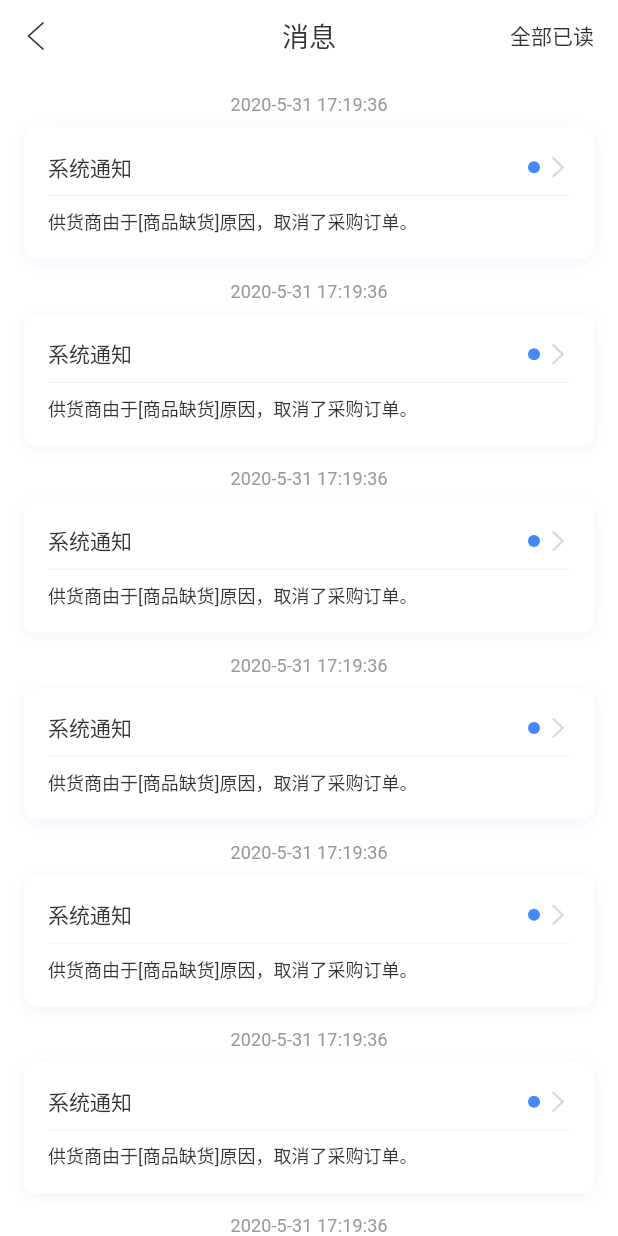
After one commit to Yutiy/flutter_demo, a Flutter app: the MessagePage screen opened by its route, on a phone screen of 412 x 824 dp. The commit adds this screen. Run offline on Flutter 3.47's test engine with Material 2 defaults, Android fonts, the phone set to English and light mode, and no system bars; drawn by our look-alikes of oktoast; our stand-ins replace azlistview, bloc, cached_network_image, connectivity, cookie_jar, dio and 9 more; missing offline and left inert: common_utils, flustars, sp_util; generated files the repository leaves out were written again; statements that could not run were skipped.

Commit message:
add message_page

```diff
--- /dev/null
+++ b/lib/pages/shop/page/message_page.dart
@@ -0,0 +1,91 @@
+import 'package:flutter/material.dart';
+import 'package:flutter_demo/common/styles/colors.dart';
+import 'package:flutter_demo/common/styles/gaps.dart';
+import 'package:flutter_demo/common/styles/styles.dart';
+import 'package:flutter_demo/widget/image_load.dart';
+import 'package:flutter_demo/widget/my_app_bar.dart';
+import 'package:flutter_demo/widget/my_card.dart';
+
+class MessagePage extends StatefulWidget {
+  @override
+  _MessagePageState createState() => _MessagePageState();
+}
+
+class _MessagePageState extends State<MessagePage> {
+  final ScrollController _scrollController = ScrollController();
+
+  @override
+  void dispose() {
+    _scrollController.dispose();
+    super.dispose();
+  }
+
+  @override
+  Widget build(BuildContext context) {
+    return Scaffold(
+      appBar: MyAppBar(
+        centerTitle: '消息',
+        actionName: '全部已读',
+        onPressed: () {},
+      ),
+      body: Scrollbar(
+        // 加个滚动条
+        controller: _scrollController,
+        child: ListView.builder(
+          itemCount: 20,
+          controller: _scrollController,
+          physics: const AlwaysScrollableScrollPhysics(),
+          padding: const EdgeInsets.only(left: 16.0, right: 16.0, bottom: 28.0),
+          itemBuilder: (_, index) => _MessageItem(),
+        ),
+      ),
+    );
+  }
+}
+
+class _MessageItem extends StatefulWidget {
+  @override
+  _MessageItemState createState() => _MessageItemState();
+}
+
+class _MessageItemState extends State<_MessageItem> {
+  @override
+  Widget build(BuildContext context) {
+    return Column(
+      children: <Widget>[
+        Gaps.vGap15,
+        Text('2020-5-31 17:19:36', style: Theme.of(context).textTheme.subtitle2),
+        Gaps.vGap8,
+        MyCard(
+          child: Padding(
+            padding: const EdgeInsets.all(16.0),
+            child: Column(
+              crossAxisAlignment: CrossAxisAlignment.start,
+              children: <Widget>[
+                Row(
+                  children: <Widget>[
+                    const Expanded(child: Text('系统通知')),
+                    Container(
+                      margin: const EdgeInsets.only(right: 4.0),
+                      height: 8.0,
+                      width: 8.0,
+                      decoration: BoxDecoration(
+                        color: Colours.app_main,
+                        borderRadius: BorderRadius.circular(4.0),
+                      ),
+                    ),
+                    LoadAssetImage('ic_arrow_right', height: 16.0, width: 16.0),
+                  ],
+                ),
+                Gaps.vGap8,
+                Gaps.line,
+                Gaps.vGap8,
+                const Text('供货商由于[商品缺货]原因，取消了采购订单。', style: TextStyles.textSize12),
+              ],
+            ),
+          ),
+        )
+      ],
+    );
+  }
+}
--- a/lib/pages/shop/page/shop_page.dart
+++ b/lib/pages/shop/page/shop_page.dart
@@ -3,6 +3,7 @@ import 'package:flutter_demo/common/styles/gaps.dart';
 import 'package:flutter_demo/common/styles/styles.dart';
 import 'package:flutter_demo/pages/account/account_router.dart';
 import 'package:flutter_demo/pages/setting/setting_router.dart';
+import 'package:flutter_demo/pages/shop/shop_router.dart';
 import 'package:flutter_demo/routes/fluro_navigator.dart';
 import 'package:flutter_demo/utils/image_utils.dart';
 import 'package:flutter_demo/utils/theme_utils.dart';
@@ -49,7 +50,7 @@ class _ShopPageState extends State<ShopPage> with AutomaticKeepAliveClientMixin<
             IconButton(
               tooltip: '消息',
               onPressed: () {
-                // NavigatorUtils.push(context, ShopRouter.messagePage);
+                NavigatorUtils.push(context, ShopRouter.messagePage);
               },
               icon: LoadAssetImage(
                 'shop/message',
@@ -194,7 +195,8 @@ class _ShopFunctionModule extends StatelessWidget {
           child: Column(
             mainAxisAlignment: MainAxisAlignment.center,
             children: <Widget>[
-              LoadAssetImage(context.isDark ? 'shop/${darkImage[index]}' : 'shop/${image[index]}', width: 32.0),
+              LoadAssetImage(context.isDark ? 'shop/${darkImage[index]}' : 'shop/${image[index]}',
+                  width: 32.0),
               Gaps.vGap4,
               Text(
                 data[index],
--- a/lib/pages/shop/shop_router.dart
+++ b/lib/pages/shop/shop_router.dart
@@ -2,12 +2,15 @@ import 'package:fluro/fluro.dart';
 import 'package:flutter_demo/routes/i_router.dart';
 
 import 'page/shop_page.dart';
+import 'page/message_page.dart';
 
 class ShopRouter implements IRouterProvider {
   static String shopPage = '/shop';
+  static String messagePage = '/message';
 
   @override
   void initRouter(Router router) {
     router.define(shopPage, handler: Handler(handlerFunc: (_, __) => ShopPage()));
+    router.define(messagePage, handler: Handler(handlerFunc: (_, __) => MessagePage()));
   }
 }
--- /dev/null
+++ b/lib/widget/my_card.dart
@@ -0,0 +1,41 @@
+import 'package:flutter/material.dart';
+import 'package:flutter_demo/common/styles/colors.dart';
+import 'package:flutter_demo/utils/theme_utils.dart';
+
+class MyCard extends StatelessWidget {
+  const MyCard({Key key, @required this.child, this.color, this.shadowColor}) : super(key: key);
+
+  final Widget child;
+  final Color color;
+  final Color shadowColor;
+
+  @override
+  Widget build(BuildContext context) {
+    Color _backgroundColor;
+    Color _shadowColor;
+    final bool isDark = context.isDark;
+    if (color == null) {
+      _backgroundColor = isDark ? Colours.dark_bg_gray_ : Colors.white;
+    } else {
+      _backgroundColor = color;
+    }
+
+    if (shadowColor == null) {
+      _shadowColor = isDark ? Colors.transparent : const Color(0x80DCE7FA);
+    } else {
+      _shadowColor = isDark ? Colors.transparent : shadowColor;
+    }
+
+    return DecoratedBox(
+      decoration: BoxDecoration(
+        color: _backgroundColor,
+        borderRadius: BorderRadius.circular(8.0),
+        boxShadow: [
+          BoxShadow(
+              color: _shadowColor, offset: const Offset(0.0, 2.0), blurRadius: 8.0, spreadRadius: 0.0),
+        ],
+      ),
+      child: child,
+    );
+  }
+}
```
Also changed, not shown: pubspec.lock.
